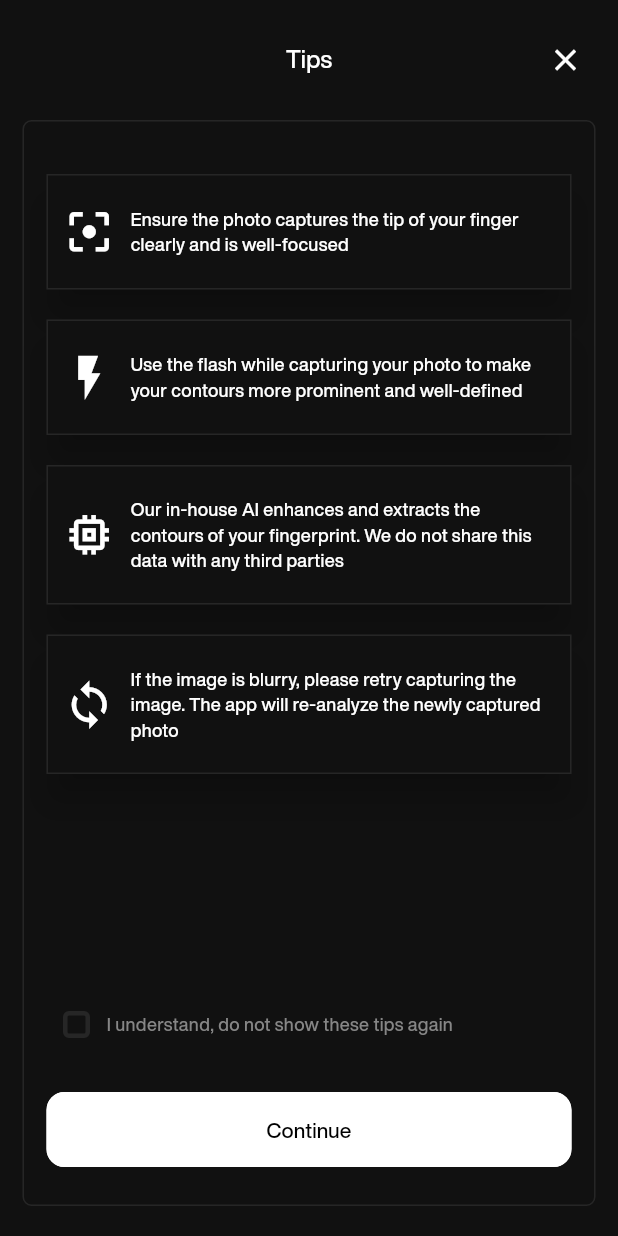
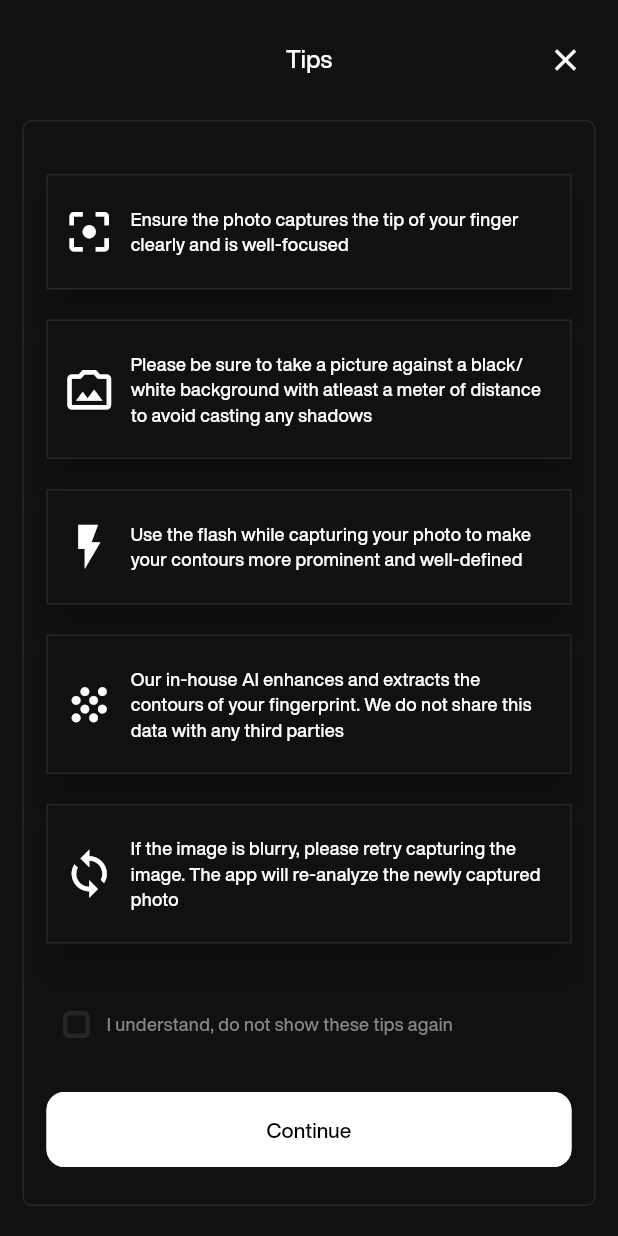
Before and after one commit to Dijinx-Lab/Bailey-App, a Flutter app: the TipsScreen screen opened by its route, on a phone screen of 412 x 824 dp. Run offline on Flutter 3.47's test engine with Material 3 defaults, Android fonts, the phone set to English and light mode, and no system bars; our stand-ins replace adaptive_dialog, cached_network_image, convert, event_bus, firebase_auth, firebase_core and 12 more; missing offline and left inert: cunning_document_scanner, flutter_masonry_view, local_rembg; accounts and stored records are empty.

Commit message:
added backdrop tip

```diff
--- a/lib/views/fingerprint/tips/tips_screen.dart
+++ b/lib/views/fingerprint/tips/tips_screen.dart
@@ -61,13 +61,17 @@ class _TipsScreenState extends State<TipsScreen> {
                               ),
                               const SizedBox(height: 20),
                               _buildTipWidget(
+                                  'Please be sure to take a picture against a black/white background with atleast a meter of distance to avoid casting any shadows',
+                                  Icons.photo_camera_back_outlined),
+                              const SizedBox(height: 20),
+                              _buildTipWidget(
                                 'Use the flash while capturing your photo to make your contours more prominent and well-defined',
                                 Icons.flash_on_outlined,
                               ),
                               const SizedBox(height: 20),
                               _buildTipWidget(
                                 'Our in-house AI enhances and extracts the contours of your fingerprint. We do not share this data with any third parties',
-                                Icons.memory_outlined,
+                                Icons.grain,
                               ),
                               const SizedBox(height: 20),
                               _buildTipWidget(
--- a/pubspec.yaml
+++ b/pubspec.yaml
@@ -3,7 +3,7 @@ description: "A new Flutter project."
 
 publish_to: 'none'
 
-version: 1.0.0+7
+version: 1.0.0+8
 
 environment:
   sdk: '>=3.3.0 <4.0.0'
```
